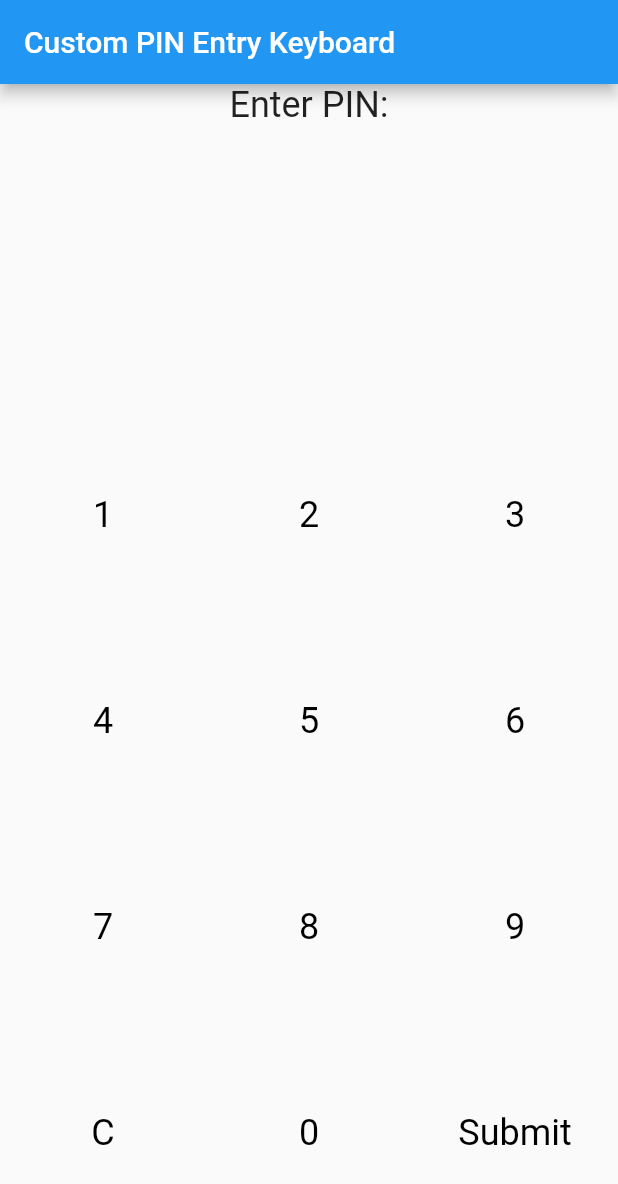
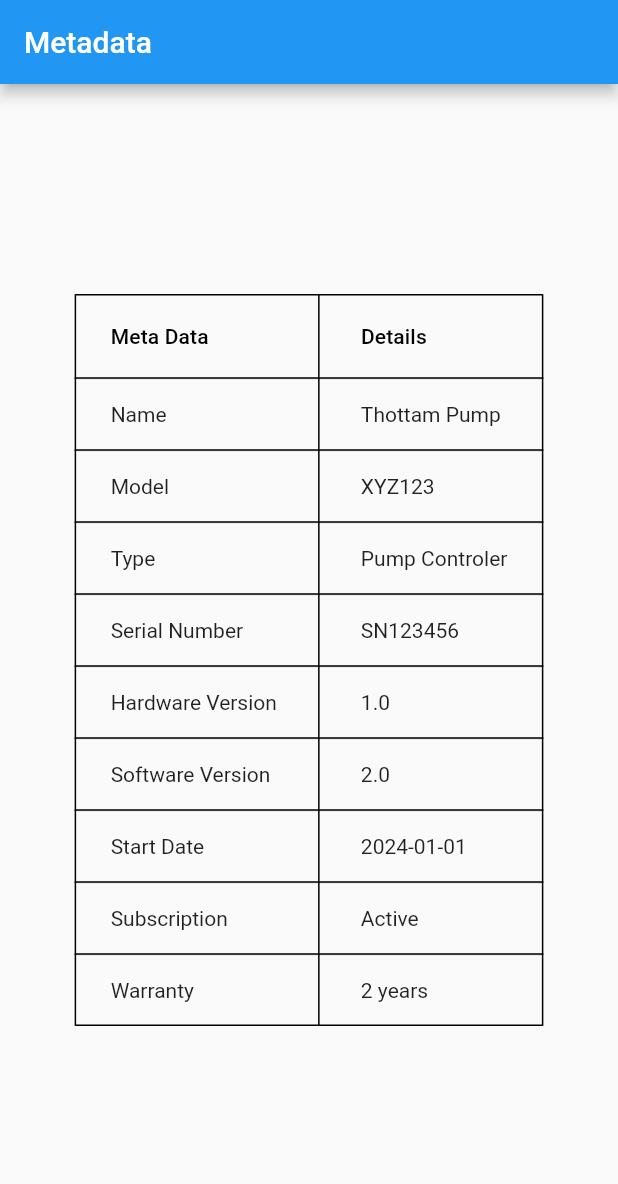
Before and after one commit to venkatesanios/compare, a Flutter app: the screen it shows after launch, on a phone screen of 412 x 824 dp. Shown: the top 1184 px of the screen. Run offline on Flutter 3.47's test engine with Material 2 defaults, Android fonts, the phone set to English and light mode, and no system bars; our stand-ins replace flutter_bloc, geocoding, geolocator, get, permission_handler.

Commit message:
add meta data

```diff
--- a/flutter_test1/lib/gkeyboard.dart
+++ b/flutter_test1/lib/gkeyboard.dart
@@ -22,13 +22,13 @@ class _PinEntryKeyboardState extends State<PinEntryKeyboard> {
   String enteredPin = '';
 
   void handleKeyTap(String key) {
-    if (key == 'C') {
+    if (key == '<-') {
       if (enteredPin.isNotEmpty) {
         setState(() {
           enteredPin = enteredPin.substring(0, enteredPin.length - 1);
         });
       }
-    } else if (key == 'Submit') {
+    } else if (key == 'L>') {
       // Handle PIN submission here
       print('Submitted PIN: $enteredPin');
     } else {
@@ -69,9 +69,9 @@ class _PinEntryKeyboardState extends State<PinEntryKeyboard> {
               '7',
               '8',
               '9',
-              'C',
+              '<-',
               '0',
-              'Submit'
+              'L>'
             ];
 
             return InkWell(
--- /dev/null
+++ b/flutter_test1/lib/metadata.dart
@@ -0,0 +1,135 @@
+// import 'package:flutter/material.dart';
+
+// class MetadataScreen extends StatelessWidget {
+//   const MetadataScreen({super.key});
+
+//   @override
+//   Widget build(BuildContext context) {
+//     return Scaffold(
+//       appBar: AppBar(
+//         title: Text('Metadata'),
+//       ),
+//       body: Padding(
+//         padding: const EdgeInsets.all(16.0),
+//         child: ListView(
+//           children: [
+//             MetadataItem(label: 'Name', value: 'ORO PUMP'),
+//             MetadataItem(label: 'Model', value: 'XYZ123'),
+//             MetadataItem(label: 'Type', value: 'Pump Controller'),
+//             MetadataItem(label: 'Serial Number', value: 'SN123221456'),
+//             MetadataItem(label: 'Hardware Version', value: '1.0'),
+//             MetadataItem(label: 'Software Version', value: '2.0'),
+//             MetadataItem(label: 'Start Date', value: '2023-01-01'),
+//             MetadataItem(label: 'Subscription', value: 'Active'),
+//             MetadataItem(label: 'Warranty', value: '2 years'),
+//           ],
+//         ),
+//       ),
+//     );
+//   }
+// }
+
+// class MetadataItem extends StatelessWidget {
+//   final String label;
+//   final String value;
+
+//   MetadataItem({super.key, required this.label, required this.value});
+
+//   @override
+//   Widget build(BuildContext context) {
+//     return Column(
+//       crossAxisAlignment: CrossAxisAlignment.start,
+//       children: [
+//         Text(
+//           label,
+//           style: TextStyle(
+//             fontSize: 18,
+//             fontWeight: FontWeight.bold,
+//           ),
+//         ),
+//         SizedBox(height: 4),
+//         Text(
+//           value,
+//           style: TextStyle(
+//             fontSize: 18,
+//           ),
+//         ),
+//         SizedBox(height: 16),
+//       ],
+//     );
+//   }
+// }
+
+import 'package:flutter/material.dart';
+
+class MetadataScreen extends StatelessWidget {
+  const MetadataScreen({super.key});
+
+  @override
+  Widget build(BuildContext context) {
+    return Scaffold(
+      appBar: AppBar(
+        title: Text('Metadata'),
+      ),
+      body: Center(
+        child: Padding(
+          padding: const EdgeInsets.all(16.0),
+          child: DataTable(
+            showCheckboxColumn: false,
+            // headingRowColor: Colors.black,
+            // Hide column headers
+
+            border: TableBorder.all(width: 1.0, style: BorderStyle.solid),
+            // dividerThickness: 5.0,
+            columns: [
+              DataColumn(label: Text('Meta Data')),
+              DataColumn(
+                label: Text('Details'),
+              ),
+            ],
+            rows: [
+              DataRow(cells: [
+                DataCell(Text('Name')),
+                DataCell(Text('Thottam Pump')),
+              ]),
+              DataRow(cells: [
+                DataCell(Text('Model')),
+                DataCell(Text('XYZ123')),
+              ]),
+              DataRow(cells: [
+                DataCell(Text('Type')),
+                DataCell(Text('Pump Controler')),
+              ]),
+              DataRow(cells: [
+                DataCell(Text('Serial Number')),
+                DataCell(Text('SN123456')),
+              ]),
+              DataRow(cells: [
+                DataCell(Text('Hardware Version')),
+                DataCell(Text('1.0')),
+              ]),
+              DataRow(cells: [
+                DataCell(Text('Software Version')),
+                DataCell(Text('2.0')),
+              ]),
+              DataRow(cells: [
+                DataCell(Text('Start Date')),
+                DataCell(Text('2024-01-01')),
+              ]),
+              DataRow(cells: [
+                DataCell(Text('Subscription')),
+                DataCell(Text('Active')),
+              ]),
+              DataRow(
+                cells: [
+                  DataCell(Text('Warranty')),
+                  DataCell(Text('2 years')),
+                ],
+              ),
+            ],
+          ),
+        ),
+      ),
+    );
+  }
+}
--- a/flutter_test1/lib/segment.dart
+++ b/flutter_test1/lib/segment.dart
@@ -3,6 +3,8 @@ import 'package:flutter/services.dart';
 import 'package:permission_handler/permission_handler.dart';
 import 'PermissionCheck.dart';
 import 'package:flutter_test1/PermissionCheck.dart';
+import 'package:get/get.dart';
+import 'package:flutter_test1/localeString.dart';
 
 class SegmentedButtonApp extends StatelessWidget {
   const SegmentedButtonApp({Key? key});
@@ -51,7 +53,7 @@ class SegmentedButtonApp extends StatelessWidget {
                                     Text('Device IMEI no :  ',
                                         style: TextStyle(fontSize: 14)),
                                     Banner(
-                                      message: 'New',
+                                      message: 'message.tr',
                                       location: BannerLocation.bottomEnd,
                                       color: Colors.red,
                                       child: Container(
@@ -95,7 +97,7 @@ class SegmentedButtonApp extends StatelessWidget {
                 ),
                 Spacer(),
                 SizedBox(height: 20),
-                Text('Multiple choice'),
+                Text('title2.tr'),
                 Container(
                   child: MultipleChoice(
                     name: ['first', 'second', 'third', 'four'],
```
Also changed, not shown: flutter_test1/lib/language.dart (+10 -2 lines), flutter_test1/lib/main.dart (+33 -3 lines).
